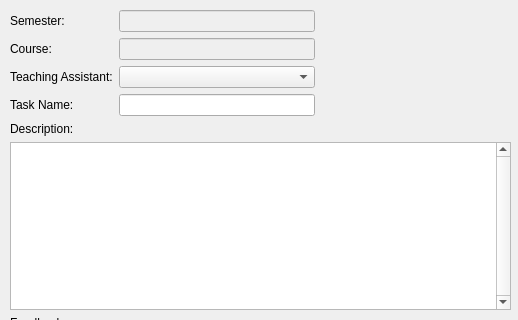
Above: TAEvalClient/InstructorTaskForm.ui from stevenwu4/COMP3004 before the change; both pictures show x 0 to 518 and y 0 to 320 of the 518 by 572 pixel window. Below: the same form after it.
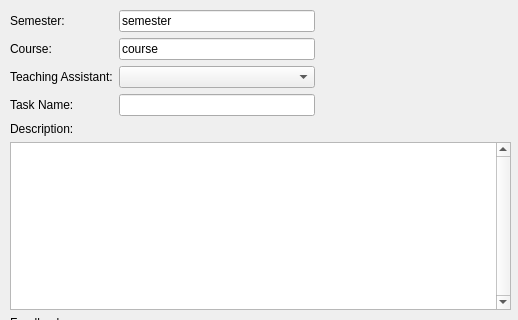
That is the form after the change.

What changed in the file:
```diff
--- a/TAEvalClient/InstructorTaskForm.ui
+++ b/TAEvalClient/InstructorTaskForm.ui
@@ -13,7 +13,7 @@
   <property name="windowTitle">
    <string>Form</string>
   </property>
-  <widget class="QWidget" name="">
+  <widget class="QWidget" name="layoutWidget">
    <property name="geometry">
     <rect>
      <x>10</x>
@@ -62,15 +62,27 @@
         <item>
          <widget class="QLineEdit" name="lineEdit">
           <property name="enabled">
-           <bool>false</bool>
+           <bool>true</bool>
           </property>
+          <property name="text">
+           <string>semester</string>
+          </property>
+          <property name="readOnly">
+           <bool>true</bool>
+          </property>
          </widget>
         </item>
         <item>
          <widget class="QLineEdit" name="lineEdit_2">
           <property name="enabled">
-           <bool>false</bool>
+           <bool>true</bool>
           </property>
+          <property name="text">
+           <string>course</string>
+          </property>
+          <property name="readOnly">
+           <bool>true</bool>
+          </property>
          </widget>
         </item>
         <item>
```
Left out of the diff: 8 changed lines with no effect on the pictures.
